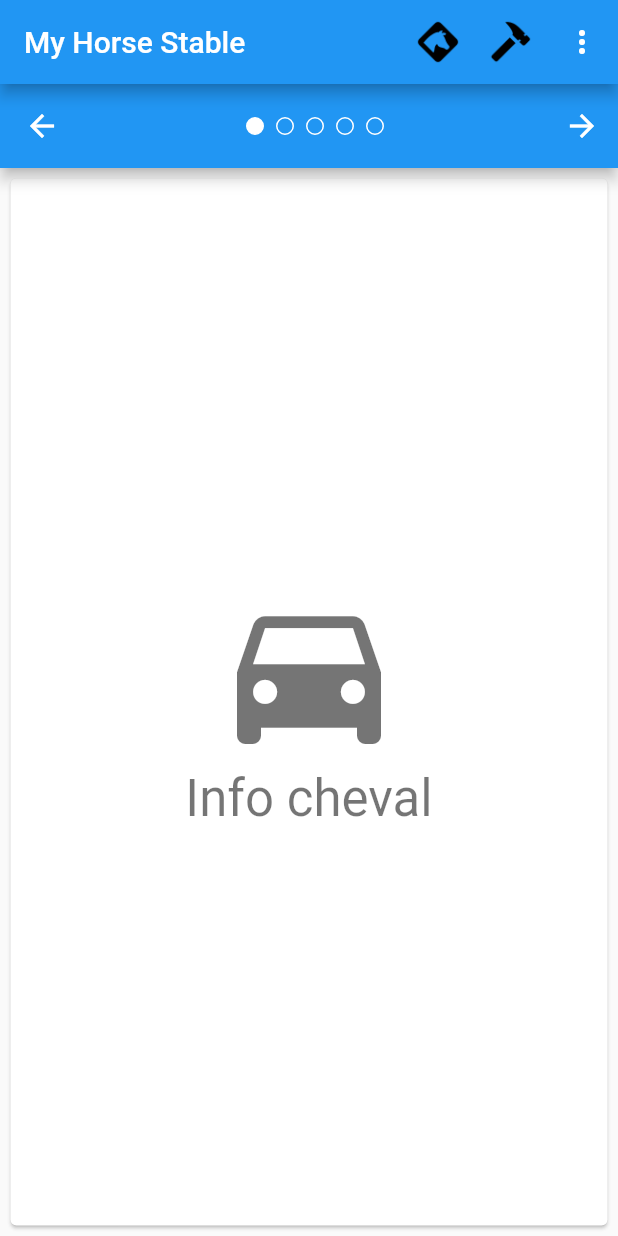
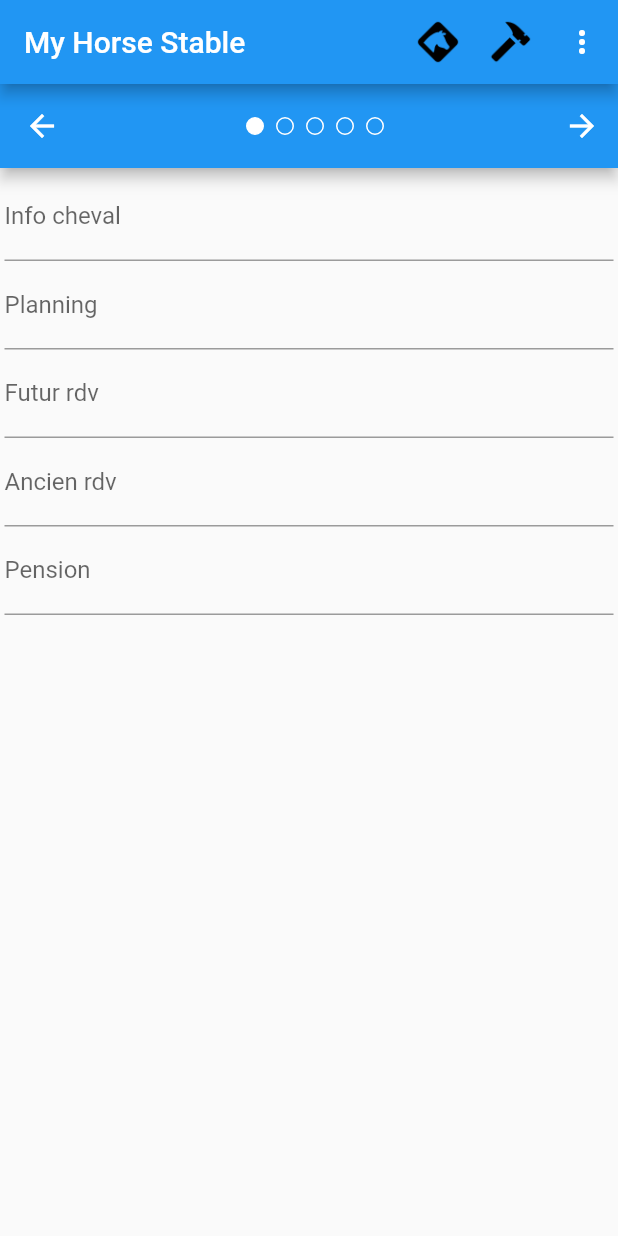
Before and after one commit to florian-vuillemot/POCMyHorseStableMobileApp, a Flutter app: the screen it shows after launch, on a phone screen of 412 x 824 dp. Run offline on Flutter 3.47's test engine with Material 2 defaults, Android fonts, the phone set to English and light mode, and no system bars; our stand-ins replace image_picker.

Commit message:
Add template for field on horse screen

```diff
--- a/MyHorseStable/lib/Horse.dart
+++ b/MyHorseStable/lib/Horse.dart
@@ -89,6 +89,15 @@ const List<_HorseInfo> choices = const <_HorseInfo>[
   const _HorseInfo(title: 'Pension', icon: Icons.directions_railway),
 ];
 
+const List<_HorseInfo> ex = const <_HorseInfo>[
+  const _HorseInfo(title: 'Info cheval', icon: Icons.directions_car),
+  const _HorseInfo(title: 'Planning', icon: Icons.directions_bike),
+  const _HorseInfo(title: 'Futur rdv', icon: Icons.directions_boat),
+  const _HorseInfo(title: 'Ancien rdv', icon: Icons.directions_bus),
+  const _HorseInfo(title: 'Pension', icon: Icons.directions_railway),
+];
+
+
 class _HorseInfoCard extends StatelessWidget {
   const _HorseInfoCard({ Key key, this.choice }) : super(key: key);
 
@@ -97,17 +106,38 @@ class _HorseInfoCard extends StatelessWidget {
   @override
   Widget build(BuildContext context) {
     final TextStyle textStyle = Theme.of(context).textTheme.display1;
-    return new Card(
-      color: Colors.white,
-      child: new Center(
-        child: new Column(
-          mainAxisSize: MainAxisSize.min,
-          crossAxisAlignment: CrossAxisAlignment.center,
-          children: <Widget>[
-            new Icon(choice.icon, size: 128.0, color: textStyle.color),
-            new Text(choice.title, style: textStyle),
-          ],
-        ),
+    return new ListView(
+          //mainAxisSize: MainAxisSize.min,
+          //crossAxisAlignment: CrossAxisAlignment.center,
+          children: ex.map((e) => new ExampleWidget(e.title)).toList()
+        );
+  }
+}
+
+
+class ExampleWidget extends StatefulWidget {
+  ExampleWidget(this.title, {Key key}) : super(key: key);
+
+  final String title;
+
+  @override
+  _ExampleWidgetState createState() => new _ExampleWidgetState(this.title);
+}
+
+/// State for [ExampleWidget] widgets.
+class _ExampleWidgetState extends State<ExampleWidget> {
+  _ExampleWidgetState(this.title);
+
+  final String title;
+  final TextEditingController _controller = new TextEditingController();
+
+  @override
+  Widget build(BuildContext context) {
+    return new TextField(
+      controller: _controller,
+      decoration: new InputDecoration(
+        labelText: this.title,
+        hintText: 'Type something'
       ),
     );
   }
```
